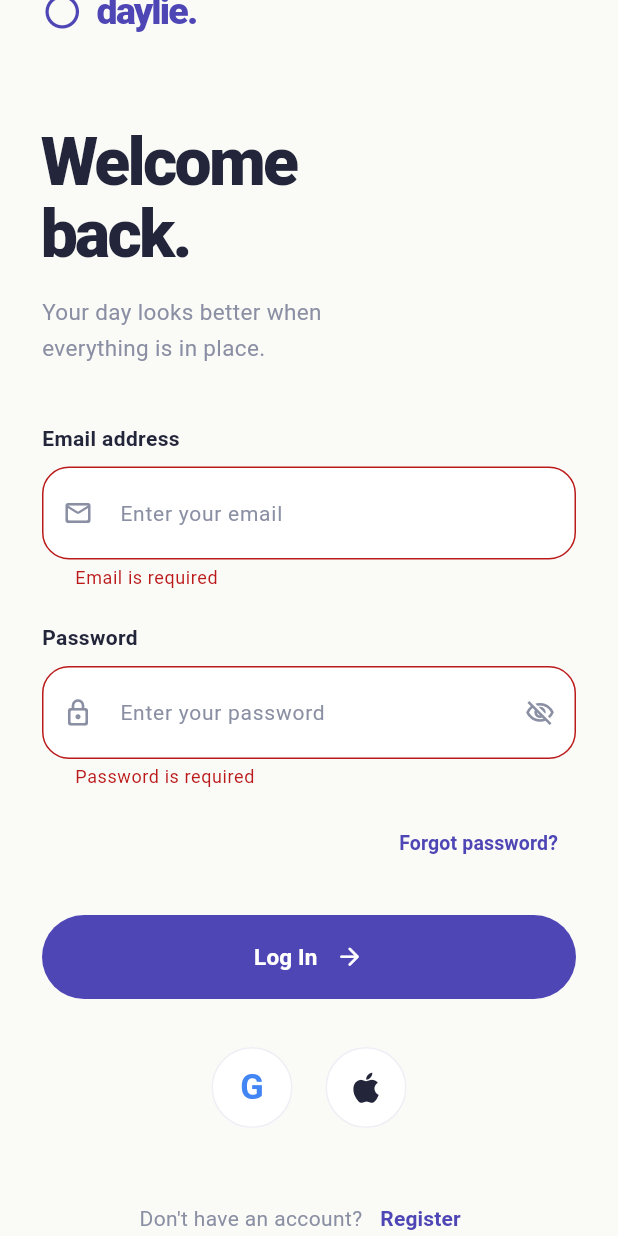
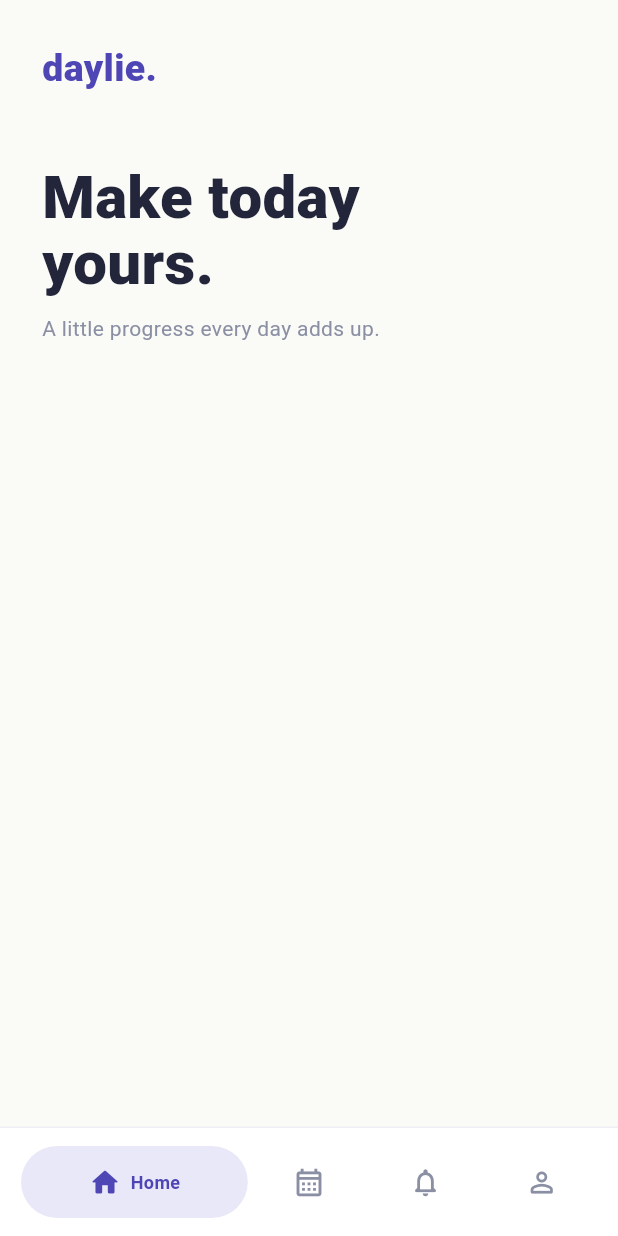
Before and after one commit to audreycallys/daylie-scheduler, a Flutter app: the LoginPage screen opened directly, scrolled down 38 dp, after a tap on "Log In", on a phone screen of 412 x 824 dp. Run offline on Flutter 3.47's test engine with Material 3 defaults, Android fonts, the phone set to English and light mode, and no system bars.

Commit message:
refactor: bottom bar & main page

```diff
--- a/lib/pages/home.dart
+++ b/lib/pages/home.dart
@@ -0,0 +1,48 @@
+
+import 'package:flutter/material.dart';
+
+import '../core/theme/app_colors.dart';
+
+class HomePage extends StatelessWidget {
+  const HomePage({super.key});
+
+  @override
+  Widget build(BuildContext context) {
+    return const SafeArea(
+      child: Padding(
+        padding: EdgeInsets.all(28),
+        child: Column(
+          crossAxisAlignment: CrossAxisAlignment.start,
+          children: [
+            Text(
+              'daylie.',
+              style: TextStyle(
+                fontSize: 25,
+                fontWeight: FontWeight.w800,
+                color: AppColors.primary,
+              ),
+            ),
+            SizedBox(height: 45),
+            Text(
+              'Make today\nyours.',
+              style: TextStyle(
+                fontSize: 40,
+                fontWeight: FontWeight.w800,
+                height: 1.1,
+                color: AppColors.textPrimary,
+              ),
+            ),
+            SizedBox(height: 12),
+            Text(
+              'A little progress every day adds up.',
+              style: TextStyle(
+                fontSize: 14,
+                color: AppColors.textSecondary,
+              ),
+            ),
+          ],
+        ),
+      ),
+    );
+  }
+}
--- a/lib/pages/login.dart
+++ b/lib/pages/login.dart
@@ -3,6 +3,7 @@ import 'package:flutter/material.dart';
 import '../core/theme/app_colors.dart';
 import '../widgets/custom_text_field.dart';
 import '../widgets/primary_button.dart';
+import 'main_page.dart';
 import 'register.dart';
 
 class LoginPage extends StatefulWidget {
@@ -13,8 +14,6 @@ class LoginPage extends StatefulWidget {
 }
 
 class _LoginPageState extends State<LoginPage> {
-  final _formKey = GlobalKey<FormState>();
-
   final _emailController = TextEditingController();
   final _passwordController = TextEditingController();
 
@@ -27,16 +26,14 @@ class _LoginPageState extends State<LoginPage> {
     super.dispose();
   }
 
-  // Login validation
   void _handleLogin() {
-    if (!_formKey.currentState!.validate()) return;
-
-    ScaffoldMessenger.of(context).showSnackBar(
-      const SnackBar(content: Text('Login form berhasil divalidasi')),
+    Navigator.pushAndRemoveUntil(
+      context,
+      MaterialPageRoute(builder: (context) => const MainPage()),
+      (route) => false,
     );
   }
 
-  // Social login placeholder
   void _socialLogin(String provider) {
     ScaffoldMessenger.of(
       context,
@@ -67,9 +64,7 @@ class _LoginPageState extends State<LoginPage> {
                   child: Column(
                     crossAxisAlignment: CrossAxisAlignment.start,
                     children: [
-                      // =========================
-                      // App Brand
-                      // =========================
+                      // Brand
                       const Row(
                         children: [
                           Icon(
@@ -92,9 +87,7 @@ class _LoginPageState extends State<LoginPage> {
 
                       const SizedBox(height: 58),
 
-                      // =========================
-                      // Header - Left Aligned
-                      // =========================
+                      // Heading
                       const Text(
                         'Welcome\nback.',
                         style: TextStyle(
@@ -120,14 +113,6 @@ class _LoginPageState extends State<LoginPage> {
 
                       const SizedBox(height: 38),
 
-                      // =========================
-                      // Login Form
-                      // =========================
-                      Form(
-                        key: _formKey,
-                        child: Column(
-                          crossAxisAlignment: CrossAxisAlignment.stretch,
-                          children: [
                       // Email
                       CustomTextField(
                         label: 'Email address',
@@ -135,23 +120,6 @@ class _LoginPageState extends State<LoginPage> {
                         icon: Icons.mail_outline_rounded,
                         controller: _emailController,
                         keyboardType: TextInputType.emailAddress,
-                              validator: (value) {
-                                final email = value?.trim() ?? '';
-
-                                if (email.isEmpty) {
-                                  return 'Email is required';
-                                }
-
-                                final emailPattern = RegExp(
-                                  r'^[^\s@]+@[^\s@]+\.[^\s@]+$',
-                                );
-
-                                if (!emailPattern.hasMatch(email)) {
-                                  return 'Enter a valid email address';
-                                }
-
-                                return null;
-                              },
                       ),
 
                       const SizedBox(height: 22),
@@ -177,22 +145,10 @@ class _LoginPageState extends State<LoginPage> {
                             size: 20,
                           ),
                         ),
-                              validator: (value) {
-                                if (value == null || value.isEmpty) {
-                                  return 'Password is required';
-                                }
-
-                                if (value.length < 8) {
-                                  return 'Password must be at least 8 characters';
-                                }
-
-                                return null;
-                              },
                       ),
 
                       const SizedBox(height: 12),
 
-                            // Forgot Password
                       Align(
                         alignment: Alignment.centerRight,
                         child: TextButton(
@@ -210,21 +166,15 @@ class _LoginPageState extends State<LoginPage> {
 
                       const SizedBox(height: 24),
 
-                            // Login Button
                       PrimaryButton(
                         text: 'Log In',
                         icon: Icons.arrow_forward_rounded,
                         onPressed: _handleLogin,
                       ),
-                          ],
-                        ),
-                      ),
 
                       const SizedBox(height: 32),
 
-                      // =========================
-                      // Social Login
-                      // =========================
+                      // Social icons
                       Row(
                         mainAxisAlignment: MainAxisAlignment.center,
                         children: [
@@ -240,9 +190,7 @@ class _LoginPageState extends State<LoginPage> {
                               ),
                             ),
                           ),
-
                           const SizedBox(width: 22),
-
                           _SocialIcon(
                             label: 'Apple',
                             onTap: () => _socialLogin('Apple'),
@@ -257,9 +205,7 @@ class _LoginPageState extends State<LoginPage> {
 
                       const SizedBox(height: 36),
 
-                      // =========================
-                      // Register Navigation
-                      // =========================
+                      // Register navigation
                       Center(
                         child: Wrap(
                           alignment: WrapAlignment.center,
@@ -272,7 +218,6 @@ class _LoginPageState extends State<LoginPage> {
                                 color: AppColors.textSecondary,
                               ),
                             ),
-
                             TextButton(
                               onPressed: () {
                                 Navigator.push(
@@ -305,10 +250,6 @@ class _LoginPageState extends State<LoginPage> {
   }
 }
 
-// =========================
-// Social Icon Button
-// =========================
-
 class _SocialIcon extends StatelessWidget {
   final String label;
   final Widget child;
--- /dev/null
+++ b/lib/pages/main_page.dart
@@ -0,0 +1,51 @@
+import 'package:flutter/material.dart';
+
+import '../core/theme/app_colors.dart';
+import '../widgets/bottom_bar.dart';
+
+import 'home.dart';
+import 'schedule.dart';
+import 'notification.dart';
+import 'profile.dart';
+
+class MainPage extends StatefulWidget {
+  const MainPage({super.key});
+
+  @override
+  State<MainPage> createState() => _MainPageState();
+}
+
+class _MainPageState extends State<MainPage> {
+  int _currentIndex = 0;
+
+  final List<Widget> _pages = const [
+    HomePage(),
+    SchedulePage(),
+    NotificationPage(),
+    ProfilePage(),
+  ];
+
+  void _changeTab(int index) {
+    if (index == _currentIndex) return;
+
+    setState(() {
+      _currentIndex = index;
+    });
+  }
+
+  @override
+  Widget build(BuildContext context) {
+    return Scaffold(
+      backgroundColor: AppColors.background,
+
+      // Menyimpan state setiap halaman
+      body: IndexedStack(index: _currentIndex, children: _pages),
+
+      // Bottom Bar tampil di semua tab
+      bottomNavigationBar: BottomNavbar(
+        currentIndex: _currentIndex,
+        onTap: _changeTab,
+      ),
+    );
+  }
+}
--- a/lib/pages/notification.dart
+++ b/lib/pages/notification.dart
@@ -0,0 +1,22 @@
+import 'package:flutter/material.dart';
+import '../core/theme/app_colors.dart';
+
+class NotificationPage extends StatelessWidget {
+  const NotificationPage({super.key});
+
+  @override
+  Widget build(BuildContext context) {
+    return const SafeArea(
+      child: Center(
+        child: Text(
+          'Notifications',
+          style: TextStyle(
+            fontSize: 28,
+            fontWeight: FontWeight.bold,
+            color: AppColors.textPrimary,
+          ),
+        ),
+      ),
+    );
+  }
+}
--- a/lib/pages/profile.dart
+++ b/lib/pages/profile.dart
@@ -0,0 +1,22 @@
+import 'package:flutter/material.dart';
+import '../core/theme/app_colors.dart';
+
+class ProfilePage extends StatelessWidget {
+  const ProfilePage({super.key});
+
+  @override
+  Widget build(BuildContext context) {
+    return const SafeArea(
+      child: Center(
+        child: Text(
+          'Profile',
+          style: TextStyle(
+            fontSize: 28,
+            fontWeight: FontWeight.bold,
+            color: AppColors.textPrimary,
+          ),
+        ),
+      ),
+    );
+  }
+}
--- a/lib/pages/register.dart
+++ b/lib/pages/register.dart
@@ -3,6 +3,7 @@ import 'package:flutter/material.dart';
 import '../core/theme/app_colors.dart';
 import '../widgets/custom_text_field.dart';
 import '../widgets/primary_button.dart';
+import 'login.dart';
 
 class RegisterPage extends StatefulWidget {
   const RegisterPage({super.key});
@@ -12,14 +13,13 @@ class RegisterPage extends StatefulWidget {
 }
 
 class _RegisterPageState extends State<RegisterPage> {
-  final _formKey = GlobalKey<FormState>();
-
   final _nameController = TextEditingController();
   final _emailController = TextEditingController();
   final _passwordController = TextEditingController();
   final _confirmPasswordController = TextEditingController();
 
   bool _showPassword = false;
+  bool _showConfirmPassword = false;
 
   @override
   void dispose() {
@@ -30,20 +30,26 @@ class _RegisterPageState extends State<RegisterPage> {
     super.dispose();
   }
 
-  // Form validation
   void _handleRegister() {
-    if (!_formKey.currentState!.validate()) return;
-
-    ScaffoldMessenger.of(context).showSnackBar(
-      const SnackBar(content: Text('Register form berhasil divalidasi')),
+    Navigator.pushAndRemoveUntil(
+      context,
+      MaterialPageRoute(builder: (context) => const LoginPage()),
+      (route) => false,
     );
   }
 
-  // Social login placeholder
   void _socialLogin(String provider) {
     ScaffoldMessenger.of(
       context,
     ).showSnackBar(SnackBar(content: Text('$provider login belum tersedia')));
+  }
+
+  void _backToLogin() {
+    Navigator.pushAndRemoveUntil(
+      context,
+      MaterialPageRoute(builder: (context) => const LoginPage()),
+      (route) => false,
+    );
   }
 
   @override
@@ -64,9 +70,7 @@ class _RegisterPageState extends State<RegisterPage> {
                   child: Column(
                     crossAxisAlignment: CrossAxisAlignment.start,
                     children: [
-                      // =========================
-                      // App Brand
-                      // =========================
+                      // Brand
                       const Row(
                         children: [
                           Icon(
@@ -89,9 +93,6 @@ class _RegisterPageState extends State<RegisterPage> {
 
                       const SizedBox(height: 42),
 
-                      // =========================
-                      // Header
-                      // =========================
                       const Text(
                         'Create your\naccount.',
                         style: TextStyle(
@@ -117,33 +118,12 @@ class _RegisterPageState extends State<RegisterPage> {
 
                       const SizedBox(height: 30),
 
-                      // =========================
-                      // Register Form
-                      // =========================
-                      Form(
-                        key: _formKey,
-                        child: Column(
-                          crossAxisAlignment: CrossAxisAlignment.stretch,
-                          children: [
-                            // Full Name
+                      // Full name
                       CustomTextField(
                         label: 'Full name',
                         hint: 'Enter your full name',
                         icon: Icons.person_outline_rounded,
                         controller: _nameController,
-                              validator: (value) {
-                                final name = value?.trim() ?? '';
-
-                                if (name.isEmpty) {
-                                  return 'Full name is required';
-                                }
-
-                                if (name.length < 3) {
-                                  return 'Name must be at least 3 characters';
-                                }
-
-                                return null;
-                              },
                       ),
 
                       const SizedBox(height: 18),
@@ -155,23 +135,6 @@ class _RegisterPageState extends State<RegisterPage> {
                         icon: Icons.mail_outline_rounded,
                         controller: _emailController,
                         keyboardType: TextInputType.emailAddress,
-                              validator: (value) {
-                                final email = value?.trim() ?? '';
-
-                                if (email.isEmpty) {
-                                  return 'Email is required';
-                                }
-
-                                final emailPattern = RegExp(
-                                  r'^[^\s@]+@[^\s@]+\.[^\s@]+$',
-                                );
-
-                                if (!emailPattern.hasMatch(email)) {
-                                  return 'Enter a valid email address';
-                                }
-
-                                return null;
-                              },
                       ),
 
                       const SizedBox(height: 18),
@@ -197,17 +160,31 @@ class _RegisterPageState extends State<RegisterPage> {
                             size: 20,
                           ),
                         ),
-                              validator: (value) {
-                                if (value == null || value.isEmpty) {
-                                  return 'Password is required';
-                                }
+                      ),
 
-                                if (value.length < 8) {
-                                  return 'Password must be at least 8 characters';
-                                }
+                      const SizedBox(height: 18),
 
-                                return null;
+                      // Confirm password
+                      CustomTextField(
+                        label: 'Confirm password',
+                        hint: 'Repeat your password',
+                        icon: Icons.lock_outline_rounded,
+                        controller: _confirmPasswordController,
+                        obscureText: !_showConfirmPassword,
+                        suffixIcon: IconButton(
+                          onPressed: () {
+                            setState(() {
+                              _showConfirmPassword = !_showConfirmPassword;
+                            });
                           },
+                          icon: Icon(
+                            _showConfirmPassword
+                                ? Icons.visibility_outlined
+                                : Icons.visibility_off_outlined,
+                            color: AppColors.textSecondary,
+                            size: 20,
+                          ),
+                        ),
                       ),
 
                       const SizedBox(height: 30),
@@ -217,15 +194,9 @@ class _RegisterPageState extends State<RegisterPage> {
                         icon: Icons.arrow_forward_rounded,
                         onPressed: _handleRegister,
                       ),
-                          ],
-                        ),
-                      ),
 
                       const SizedBox(height: 28),
 
-                      // =========================
-                      // Google & Apple
-                      // =========================
                       Row(
                         mainAxisAlignment: MainAxisAlignment.center,
                         children: [
@@ -241,9 +212,7 @@ class _RegisterPageState extends State<RegisterPage> {
                               ),
                             ),
                           ),
-
                           const SizedBox(width: 22),
-
                           _SocialIcon(
                             label: 'Apple',
                             onTap: () => _socialLogin('Apple'),
@@ -258,9 +227,6 @@ class _RegisterPageState extends State<RegisterPage> {
 
                       const SizedBox(height: 28),
 
-                      // =========================
-                      // Back to Login
-                      // =========================
                       Center(
                         child: Wrap(
                           alignment: WrapAlignment.center,
@@ -274,9 +240,7 @@ class _RegisterPageState extends State<RegisterPage> {
                               ),
                             ),
                             TextButton(
-                              onPressed: () {
-                                Navigator.pop(context);
-                              },
+                              onPressed: _backToLogin,
                               child: const Text(
                                 'Log In',
                                 style: TextStyle(
@@ -299,10 +263,6 @@ class _RegisterPageState extends State<RegisterPage> {
     );
   }
 }
-
-// =========================
-// Circular Social Button
-// =========================
 
 class _SocialIcon extends StatelessWidget {
   final String label;
--- a/lib/pages/schedule.dart
+++ b/lib/pages/schedule.dart
@@ -0,0 +1,22 @@
+import 'package:flutter/material.dart';
+import '../core/theme/app_colors.dart';
+
+class SchedulePage extends StatelessWidget {
+  const SchedulePage({super.key});
+
+  @override
+  Widget build(BuildContext context) {
+    return const SafeArea(
+      child: Center(
+        child: Text(
+          'Schedule',
+          style: TextStyle(
+            fontSize: 28,
+            fontWeight: FontWeight.bold,
+            color: AppColors.textPrimary,
+          ),
+        ),
+      ),
+    );
+  }
+}
--- /dev/null
+++ b/lib/widgets/bottom_bar.dart
@@ -0,0 +1,120 @@
+
+import 'package:flutter/material.dart';
+import '../core/theme/app_colors.dart';
+
+class BottomNavbar extends StatelessWidget {
+  final int currentIndex;
+  final ValueChanged<int> onTap;
+
+  const BottomNavbar({
+    super.key,
+    required this.currentIndex,
+    required this.onTap,
+  });
+
+  @override
+  Widget build(BuildContext context) {
+    final items = [
+      _NavItem(Icons.home_outlined, Icons.home_rounded, 'Home'),
+      _NavItem(
+        Icons.calendar_month_outlined,
+        Icons.calendar_month_rounded,
+        'Schedule',
+      ),
+      _NavItem(
+        Icons.notifications_none_rounded,
+        Icons.notifications_rounded,
+        'Notifications',
+      ),
+      _NavItem(
+        Icons.person_outline_rounded,
+        Icons.person_rounded,
+        'Profile',
+      ),
+    ];
+
+    return SafeArea(
+      top: false,
+      child: Container(
+        padding: const EdgeInsets.symmetric(
+          horizontal: 12,
+          vertical: 12,
+        ),
+        decoration: const BoxDecoration(
+          color: AppColors.white,
+          border: Border(
+            top: BorderSide(color: AppColors.border),
+          ),
+        ),
+        child: Row(
+          children: List.generate(items.length, (index) {
+            final item = items[index];
+            final selected = currentIndex == index;
+
+            return Expanded(
+              flex: selected ? 2 : 1,
+              child: Padding(
+                padding: const EdgeInsets.symmetric(horizontal: 2),
+                child: InkWell(
+                  borderRadius: BorderRadius.circular(30),
+                  onTap: () => onTap(index),
+                  child: AnimatedContainer(
+                    duration: const Duration(milliseconds: 260),
+                    curve: Curves.easeInOut,
+                    height: 48,
+                    padding: const EdgeInsets.symmetric(horizontal: 8),
+                    decoration: BoxDecoration(
+                      color: selected
+                          ? AppColors.primarySoft
+                          : Colors.transparent,
+                      borderRadius: BorderRadius.circular(30),
+                    ),
+                    child: Row(
+                      mainAxisAlignment: MainAxisAlignment.center,
+                      children: [
+                        Icon(
+                          selected ? item.activeIcon : item.icon,
+                          size: 22,
+                          color: selected
+                              ? AppColors.primary
+                              : AppColors.textSecondary,
+                        ),
+                        if (selected) ...[
+                          const SizedBox(width: 6),
+                          Flexible(
+                            child: Text(
+                              item.label,
+                              maxLines: 1,
+                              overflow: TextOverflow.ellipsis,
+                              style: const TextStyle(
+                                fontSize: 12,
+                                fontWeight: FontWeight.w700,
+                                color: AppColors.primary,
+                              ),
+                            ),
+                          ),
+                        ],
+                      ],
+                    ),
+                  ),
+                ),
+              ),
+            );
+          }),
+        ),
+      ),
+    );
+  }
+}
+
+class _NavItem {
+  final IconData icon;
+  final IconData activeIcon;
+  final String label;
+
+  const _NavItem(
+    this.icon,
+    this.activeIcon,
+    this.label,
+  );
+}
```
Lines whose indentation alone changed are shown as unchanged.
